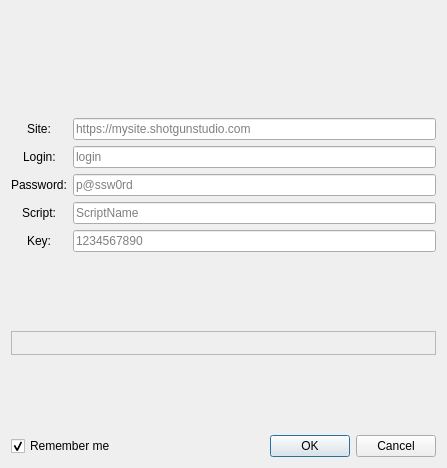
shotgunsoftware/tk-desktop, file resources/login.ui: the form before one commit.
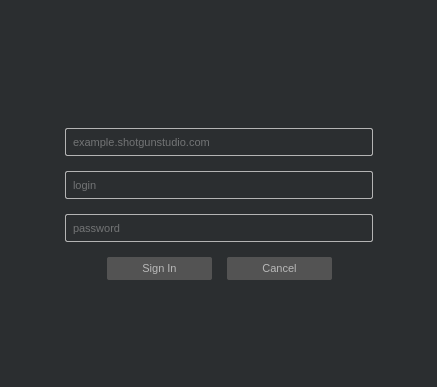
The form after the commit. Icons and pictures are not drawn.

Commit message: Ticket #24891 Better cleanup of disconnected project specific python processes Copy keyring and login from the desktop app so all dependencies are local. Updated stylesheet from desktop app which no longer sets one.

What changed in the file:
```diff
--- a/resources/login.ui
+++ b/resources/login.ui
@@ -9,31 +9,73 @@
    <rect>
     <x>0</x>
     <y>0</y>
-    <width>447</width>
-    <height>468</height>
+    <width>437</width>
+    <height>387</height>
    </rect>
   </property>
   <property name="windowTitle">
    <string>Shotgun Login</string>
   </property>
+  <property name="windowIcon">
+   <iconset>
+    <normaloff>:/res/sg_badge</normaloff>:/res/sg_badge</iconset>
+  </property>
+  <property name="styleSheet">
+   <string notr="true">QWidget
+{
+    background-color:  rgb(43, 46, 48);
+    color: rgb(185, 185, 185);
+    border-radius: 2px;
+    selection-background-color: rgb(167, 167, 167);
+    selection-color: rgb(26, 26, 26);
+    font-size: 11px;
+}
+
+QPushButton
+{
+	background-color: rgb(83, 83, 83);
+	border: none;
+	padding: 5px;
+	padding-left: 35px;
+	padding-right: 35px;
+}
+
+QPushButton:focus
+{
+	border: 1px solid rgb(185, 185, 185);
+}
+
+QLineEdit
+{
+	border: 1px solid rgb(180, 180, 180);
+	padding: 5px;
+}</string>
+  </property>
   <property name="modal">
    <bool>true</bool>
   </property>
-  <layout class="QVBoxLayout" name="verticalLayout">
-   <property name="spacing">
-    <number>-1</number>
-   </property>
-   <property name="topMargin">
-    <number>24</number>
-   </property>
+  <layout class="QVBoxLayout" name="verticalLayout_2">
    <item>
-    <layout class="QHBoxLayout" name="horizontalLayout_2">
+    <spacer name="verticalSpacer">
+     <property name="orientation">
+      <enum>Qt::Vertical</enum>
+     </property>
+     <property name="sizeHint" stdset="0">
+      <size>
+       <width>20</width>
+       <height>40</height>
+      </size>
+     </property>
+    </spacer>
+   </item>
+   <item>
+    <layout class="QHBoxLayout" name="horizontalLayout">
      <item>
-      <widget class="QLabel" name="label_3">
+      <widget class="QLabel" name="logo">
        <property name="maximumSize">
         <size>
-         <width>128</width>
-         <height>128</height>
+         <width>250</width>
+         <height>32</height>
         </size>
        </property>
        <property name="text">
@@ -53,219 +95,194 @@
     </layout>
    </item>
    <item>
-    <spacer name="verticalSpacer">
+    <spacer name="verticalSpacer_2">
      <property name="orientation">
       <enum>Qt::Vertical</enum>
      </property>
+     <property name="sizeType">
+      <enum>QSizePolicy::Fixed</enum>
+     </property>
      <property name="sizeHint" stdset="0">
       <size>
        <width>20</width>
-       <height>40</height>
+       <height>20</height>
       </size>
      </property>
     </spacer>
    </item>
    <item>
-    <layout class="QHBoxLayout" name="horizontalLayout">
+    <layout class="QHBoxLayout" name="horizontalLayout_3">
      <item>
-      <layout class="QFormLayout" name="formLayout">
-       <property name="labelAlignment">
-        <set>Qt::AlignCenter</set>
+      <spacer name="horizontalSpacer">
+       <property name="orientation">
+        <enum>Qt::Horizontal</enum>
        </property>
-       <item row="1" column="0">
-        <widget class="QLabel" name="login_label">
-         <property name="toolTip">
-          <string>The username to log into shotgun with.</string>
+       <property name="sizeHint" stdset="0">
+        <size>
+         <width>40</width>
+         <height>20</height>
+        </size>
+       </property>
+      </spacer>
+     </item>
+     <item>
+      <layout class="QVBoxLayout" name="verticalLayout">
+       <property name="spacing">
+        <number>15</number>
+       </property>
+       <item>
+        <widget class="QLineEdit" name="site">
+         <property name="minimumSize">
+          <size>
+           <width>308</width>
+           <height>0</height>
+          </size>
          </property>
-         <property name="text">
-          <string>Login:</string>
-         </property>
-         <property name="buddy">
-          <cstring>login</cstring>
+         <property name="placeholderText">
+          <string>example.shotgunstudio.com</string>
          </property>
         </widget>
        </item>
-       <item row="1" column="1">
+       <item>
         <widget class="QLineEdit" name="login">
+         <property name="minimumSize">
+          <size>
+           <width>308</width>
+           <height>0</height>
+          </size>
+         </property>
          <property name="placeholderText">
           <string>login</string>
          </property>
         </widget>
        </item>
-       <item row="2" column="0">
-        <widget class="QLabel" name="password_label">
-         <property name="toolTip">
-          <string>The password for the account to log into.</string>
-         </property>
-         <property name="text">
-          <string>Password:</string>
-         </property>
-         <property name="buddy">
-          <cstring>password</cstring>
-         </property>
-        </widget>
-       </item>
-       <item row="3" column="0">
-        <widget class="QLabel" name="script_label">
-         <property name="toolTip">
-          <string>A script name to use when connecting to Shotgun.</string>
-         </property>
-         <property name="text">
-          <string>Script:</string>
-         </property>
-         <property name="buddy">
-          <cstring>script</cstring>
-         </property>
-        </widget>
-       </item>
-       <item row="4" column="0">
-        <widget class="QLabel" name="key_label">
-         <property name="toolTip">
-          <string>The key for the script to connect to Shotgun as.</string>
-         </property>
-         <property name="text">
-          <string>Key:</string>
-         </property>
-         <property name="buddy">
-          <cstring>key</cstring>
-         </property>
-        </widget>
-       </item>
-       <item row="2" column="1">
+       <item>
         <widget class="QLineEdit" name="password">
+         <property name="minimumSize">
+          <size>
+           <width>308</width>
+           <height>0</height>
+          </size>
+         </property>
          <property name="echoMode">
           <enum>QLineEdit::Password</enum>
          </property>
          <property name="placeholderText">
-          <string>p@ssw0rd</string>
+          <string>password</string>
          </property>
         </widget>
        </item>
-       <item row="3" column="1">
-        <widget class="QLineEdit" name="script">
-         <property name="placeholderText">
-          <string>ScriptName</string>
-         </property>
-        </widget>
-       </item>
-       <item row="4" column="1">
-        <widget class="QLineEdit" name="key">
-         <property name="placeholderText">
-          <string>1234567890</string>
-         </property>
-        </widget>
-       </item>
-       <item row="0" column="0">
-        <widget class="QLabel" name="site_label">
-         <property name="toolTip">
-          <string>The full url for the Shotgun site to connect to, ncluding the https://</string>
-         </property>
-         <property name="text">
-          <string>Site:</string>
-         </property>
-         <property name="buddy">
-          <cstring>site</cstring>
-         </property>
-        </widget>
-       </item>
-       <item row="0" column="1">
-        <widget class="QLineEdit" name="site">
-         <property name="placeholderText">
-          <string>https://mysite.shotgunstudio.com</string>
-         </property>
-        </widget>
+       <item>
+        <layout class="QHBoxLayout" name="horizontalLayout_2">
+         <item>
+          <spacer name="sign_in_hspacer">
+           <property name="orientation">
+            <enum>Qt::Horizontal</enum>
+           </property>
+           <property name="sizeHint" stdset="0">
+            <size>
+             <width>40</width>
+             <height>20</height>
+            </size>
+           </property>
+          </spacer>
+         </item>
+         <item>
+          <widget class="QPushButton" name="sign_in">
+           <property name="styleSheet">
+            <string notr="true"/>
+           </property>
+           <property name="text">
+            <string>Sign In</string>
+           </property>
+           <property name="autoDefault">
+            <bool>false</bool>
+           </property>
+           <property name="default">
+            <bool>true</bool>
+           </property>
+           <property name="flat">
+            <bool>true</bool>
+           </property>
+          </widget>
+         </item>
+         <item>
+          <widget class="QPushButton" name="cancel">
+           <property name="styleSheet">
+            <string notr="true"/>
+           </property>
+           <property name="text">
+            <string>Cancel</string>
+           </property>
+           <property name="autoDefault">
+            <bool>false</bool>
+           </property>
+           <property name="flat">
+            <bool>true</bool>
+           </property>
+          </widget>
+         </item>
+         <item>
+          <spacer name="horizontalSpacer_3">
+           <property name="orientation">
+            <enum>Qt::Horizontal</enum>
+           </property>
+           <property name="sizeHint" stdset="0">
+            <size>
+             <width>40</width>
+             <height>20</height>
+            </size>
+           </property>
+          </spacer>
+         </item>
+        </layout>
        </item>
       </layout>
      </item>
+     <item>
+      <spacer name="horizontalSpacer_2">
+       <property name="orientation">
+        <enum>Qt::Horizontal</enum>
+       </property>
+       <property name="sizeHint" stdset="0">
+        <size>
+         <width>40</width>
+         <height>20</height>
+        </size>
+       </property>
+      </spacer>
+     </item>
     </layout>
    </item>
    <item>
-    <spacer name="verticalSpacer_3">
+    <spacer name="bottom_vspacer">
      <property name="orientation">
       <enum>Qt::Vertical</enum>
      </property>
      <property name="sizeHint" stdset="0">
       <size>
        <width>20</width>
-       <height>40</height>
+       <height>70</height>
       </size>
      </property>
     </spacer>
    </item>
    <item>
-    <widget class="QFrame" name="frame">
-     <property name="styleSheet">
-      <string notr="true">color: rgb(174, 35, 40)</string>
+    <widget class="QLabel" name="message">
+     <property name="sizePolicy">
+      <sizepolicy hsizetype="Expanding" vsizetype="Preferred">
+       <horstretch>0</horstretch>
+       <verstretch>0</verstretch>
+      </sizepolicy>
      </property>
-     <property name="frameShape">
-      <enum>QFrame::StyledPanel</enum>
+     <property name="text">
+      <string/>
      </property>
-     <property name="frameShadow">
-      <enum>QFrame::Raised</enum>
+     <property name="alignment">
+      <set>Qt::AlignCenter</set>
      </property>
-     <layout class="QHBoxLayout" name="horizontalLayout_3">
-      <property name="margin">
-       <number>4</number>
-      </property>
-      <item>
-       <widget class="QLabel" name="message">
-        <property name="text">
-         <string/>
-        </property>
-        <property name="alignment">
-         <set>Qt::AlignCenter</set>
-        </property>
-        <property name="wordWrap">
-         <bool>true</bool>
-        </property>
-        <property name="textInteractionFlags">
-         <set>Qt::NoTextInteraction</set>
-        </property>
-       </widget>
-      </item>
-     </layout>
     </widget>
    </item>
-   <item>
-    <spacer name="verticalSpacer_2">
-     <property name="orientation">
-      <enum>Qt::Vertical</enum>
-     </property>
-     <property name="sizeHint" stdset="0">
-      <size>
-       <width>20</width>
-       <height>40</height>
-      </size>
-     </property>
-    </spacer>
-   </item>
-   <item>
-    <layout class="QHBoxLayout" name="horizontalLayout_5">
-     <item>
-      <widget class="QCheckBox" name="remember_me">
-       <property name="text">
-        <string>Remember me</string>
-       </property>
-       <property name="checked">
-        <bool>true</bool>
-       </property>
-      </widget>
-     </item>
-     <item>
-      <widget class="QDialogButtonBox" name="buttonBox">
-       <property name="orientation">
-        <enum>Qt::Horizontal</enum>
-       </property>
-       <property name="standardButtons">
-        <set>QDialogButtonBox::Cancel|QDialogButtonBox::Ok</set>
-       </property>
-       <property name="centerButtons">
-        <bool>false</bool>
-       </property>
-      </widget>
-     </item>
-    </layout>
-   </item>
   </layout>
  </widget>
  <tabstops>
```
Left out of the diff: 37 changed lines with no effect on the pictures. The commit also changes 40 other files.
